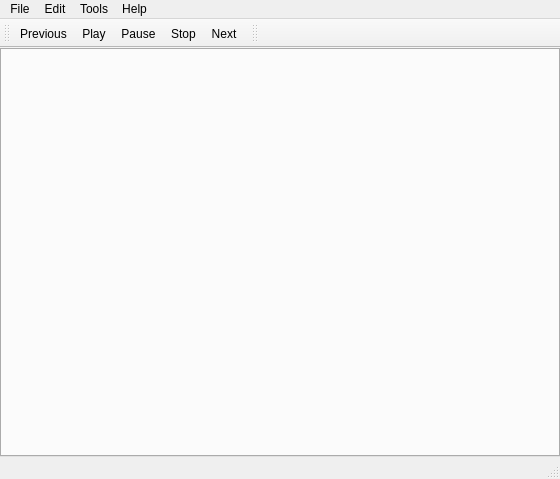
Old version of the form qmmp-plugin-pack/src/Ui/simple/forms/mainwindow.ui in the repository djdron/qmmp.
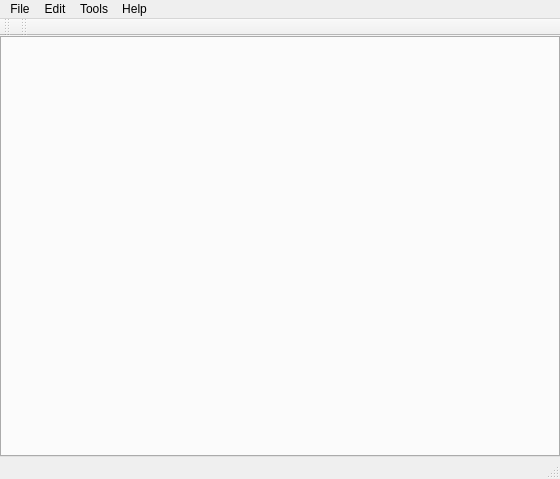
New version of the form. Icons and pictures are not drawn.

Commit message: simple ui: added some shortcuts

```diff
--- a/qmmp-plugin-pack/src/Ui/simple/forms/mainwindow.ui
+++ b/qmmp-plugin-pack/src/Ui/simple/forms/mainwindow.ui
@@ -103,11 +103,6 @@
    <attribute name="toolBarBreak">
     <bool>false</bool>
    </attribute>
-   <addaction name="actionPrevious"/>
-   <addaction name="actionPlay"/>
-   <addaction name="actionPause"/>
-   <addaction name="actionStop"/>
-   <addaction name="actionNext"/>
   </widget>
   <widget class="QToolBar" name="progressToolBar">
    <property name="windowTitle">
```
Left out of the diff: 16 changed lines with no effect on the pictures. The commit also changes 5 other files.
